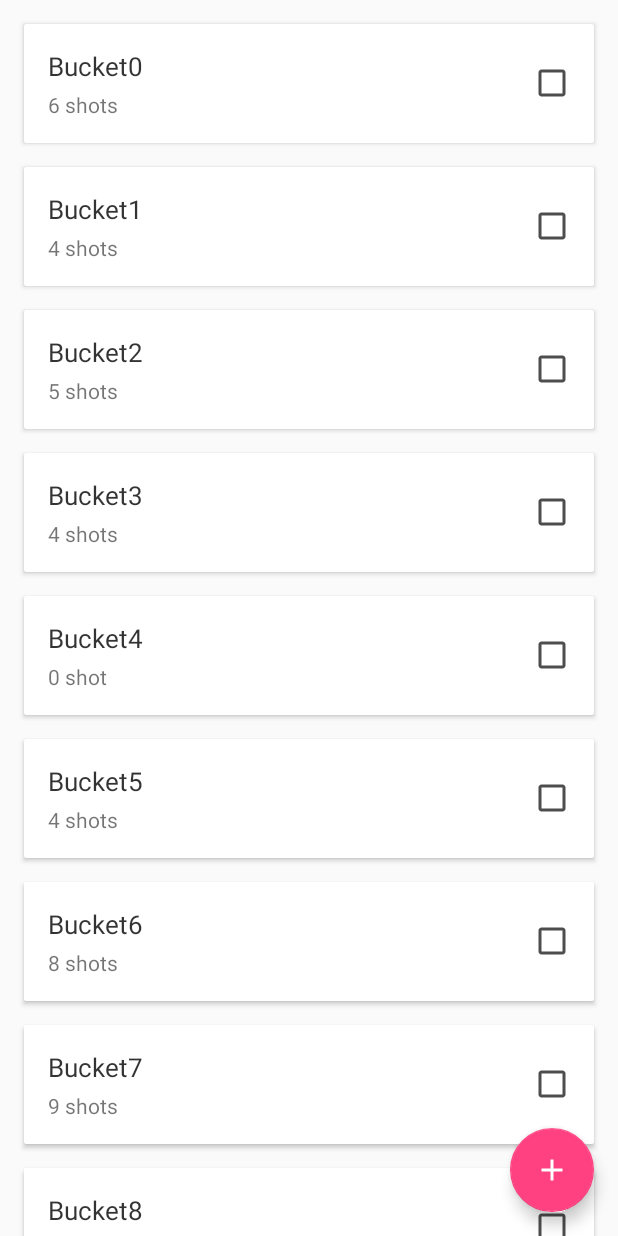
After one commit to GordonCC94/Dribbble-App, an Android app: the fragment BucketListFragment placed in its activity, on a phone screen of 412 x 824 dp. The commit adds this screen. Run offline under Robolectric (Android 15) with nearby library versions, the phone set to English and light mode, and no system bars; our stand-ins replace ButterKnife; 2 statements that could not run were skipped.

Commit message:
ShotList UI-Navigation Drawer

```diff
--- /dev/null
+++ b/app/src/main/java/com/example/chenc/ccdrible/view/bucket_list/BucketListAdapter.java
@@ -0,0 +1,53 @@
+package com.example.chenc.ccdrible.view.bucket_list;
+
+import android.support.v7.widget.RecyclerView;
+import android.view.LayoutInflater;
+import android.view.View;
+import android.view.ViewGroup;
+
+import com.example.chenc.ccdrible.R;
+import com.example.chenc.ccdrible.view.model.Bucket;
+
+import java.text.MessageFormat;
+import java.util.List;
+
+/**
+ * Created by chenc on 2017/8/24.
+ */
+
+public class BucketListAdapter extends RecyclerView.Adapter {
+
+    private List<Bucket> data;
+
+    public BucketListAdapter(List<Bucket> data) {
+        this.data = data;
+    }
+
+    @Override
+    public RecyclerView.ViewHolder onCreateViewHolder(ViewGroup parent, int viewType) {
+        View view = LayoutInflater.from(parent.getContext())
+                .inflate(R.layout.list_item_bucket, parent, false);
+        return new BucketViewHolder(view);
+    }
+
+    @Override
+    public void onBindViewHolder(RecyclerView.ViewHolder holder, int position) {
+        Bucket bucket = data.get(position);
+
+        // 0 -> 0 shot
+        // 1 -> 1 shot
+        // 2 -> 2 shots
+        String bucketShotCountString = MessageFormat.format(
+                holder.itemView.getContext().getResources().getString(R.string.shot_count),
+                bucket.shots_count);
+
+        BucketViewHolder bucketViewHolder = (BucketViewHolder) holder;
+        bucketViewHolder.bucketName.setText(bucket.name);
+        bucketViewHolder.bucketShotCount.setText(bucketShotCountString);
+    }
+
+    @Override
+    public int getItemCount() {
+        return data.size();
+    }
+}
--- /dev/null
+++ b/app/src/main/java/com/example/chenc/ccdrible/view/bucket_list/BucketListFragment.java
@@ -0,0 +1,80 @@
+package com.example.chenc.ccdrible.view.bucket_list;
+
+import android.os.Bundle;
+import android.support.annotation.Nullable;
+import android.support.design.widget.FloatingActionButton;
+import android.support.design.widget.Snackbar;
+import android.support.v4.app.Fragment;
+import android.support.v7.widget.LinearLayoutManager;
+import android.support.v7.widget.RecyclerView;
+import android.view.LayoutInflater;
+import android.view.View;
+import android.view.ViewGroup;
+
+import com.example.chenc.ccdrible.R;
+import com.example.chenc.ccdrible.view.base.SpaceItemDecoration;
+import com.example.chenc.ccdrible.view.model.Bucket;
+
+import java.util.ArrayList;
+import java.util.List;
+import java.util.Random;
+
+import butterknife.BindView;
+import butterknife.ButterKnife;
+
+/**
+ * Created by chenc on 2017/8/24.
+ */
+
+public class BucketListFragment extends Fragment {
+
+    @BindView(R.id.recycler_view)
+    RecyclerView recyclerView;
+    @BindView(R.id.fab)
+    FloatingActionButton fab;
+
+    public static BucketListFragment newInstance() {
+        return new BucketListFragment();
+    }
+
+    @Nullable
+    @Override
+    public View onCreateView(LayoutInflater inflater,
+                             @Nullable ViewGroup container,
+                             @Nullable Bundle savedInstanceState) {
+        View view = inflater.inflate(R.layout.fragment_fab_recycler_view, container, false);
+        ButterKnife.bind(this, view);
+        return view;
+    }
+
+    @Override
+    public void onViewCreated(View view, @Nullable Bundle savedInstanceState) {
+        recyclerView.setLayoutManager(new LinearLayoutManager(getContext()));
+        recyclerView.addItemDecoration(new SpaceItemDecoration(
+                getResources().getDimensionPixelSize(R.dimen.spacing_medium)));
+
+        BucketListAdapter adapter = new BucketListAdapter(fakeData());
+        recyclerView.setAdapter(adapter);
+
+        fab.setOnClickListener(new View.OnClickListener() {
+            @Override
+            public void onClick(View v) {
+                // Try replacing the root layout of R.layout.fragment_fab_recycler_view with
+                // FragmentLayout to see what Snackbar looks like
+                Snackbar.make(v, "Fab clicked", Snackbar.LENGTH_LONG).show();
+            }
+        });
+    }
+
+    private List<Bucket> fakeData() {
+        List<Bucket> bucketList = new ArrayList<>();
+        Random random = new Random();
+        for (int i = 0; i < 20; ++i) {
+            Bucket bucket = new Bucket();
+            bucket.name = "Bucket" + i;
+            bucket.shots_count = random.nextInt(10);
+            bucketList.add(bucket);
+        }
+        return bucketList;
+    }
+}
--- /dev/null
+++ b/app/src/main/java/com/example/chenc/ccdrible/view/bucket_list/BucketViewHolder.java
@@ -0,0 +1,29 @@
+package com.example.chenc.ccdrible.view.bucket_list;
+
+import android.view.View;
+import android.widget.ImageView;
+import android.widget.TextView;
+
+import com.example.chenc.ccdrible.R;
+import com.example.chenc.ccdrible.view.base.BaseViewHolder;
+
+import butterknife.BindView;
+
+/**
+ * Created by chenc on 2017/8/24.
+ */
+
+public class BucketViewHolder extends BaseViewHolder {
+
+    @BindView(R.id.bucket_layout)
+    View bucketLayout;
+    @BindView(R.id.bucket_name)
+    TextView bucketName;
+    @BindView(R.id.bucket_shot_count) TextView bucketShotCount;
+    @BindView(R.id.bucket_shot_chosen)
+    ImageView bucketChosen;
+
+    public BucketViewHolder(View itemView) {
+        super(itemView);
+    }
+}
--- /dev/null
+++ b/app/src/main/java/com/example/chenc/ccdrible/view/model/Bucket.java
@@ -0,0 +1,17 @@
+package com.example.chenc.ccdrible.view.model;
+
+import java.util.Date;
+
+/**
+ * Created by chenc on 2017/8/24.
+ */
+
+public class Bucket {
+    public String id;
+    public String name;
+    public String description;
+    public int shots_count;
+    public Date created_at;
+
+    public boolean isChoosing;
+}
--- a/app/src/main/java/com/example/chenc/ccdrible/view/view/MainActivity.java
+++ b/app/src/main/java/com/example/chenc/ccdrible/view/view/MainActivity.java
@@ -1,19 +1,40 @@
 package com.example.chenc.ccdrible.view.view;
 
+import android.content.res.Configuration;
+import android.os.Bundle;
+import android.support.design.widget.NavigationView;
+import android.support.v4.app.Fragment;
+import android.support.v4.widget.DrawerLayout;
+import android.support.v7.app.ActionBarDrawerToggle;
 import android.support.v7.app.AppCompatActivity;
-import android.os.Bundle;
+import android.view.MenuItem;
+
 
 import com.example.chenc.ccdrible.R;
+import com.example.chenc.ccdrible.view.bucket_list.BucketListFragment;
 import com.example.chenc.ccdrible.view.view.shot_list.ShotListFragment;
 
+import butterknife.BindView;
 import butterknife.ButterKnife;
 
+@SuppressWarnings("ConstantConditions")
 public class MainActivity extends AppCompatActivity {
+
+    @BindView(R.id.drawer_layout) DrawerLayout drawerLayout;
+    @BindView(R.id.drawer) NavigationView navigationView;
+
+    private ActionBarDrawerToggle drawerToggle;
 
     @Override
     protected void onCreate(Bundle savedInstanceState) {
         super.onCreate(savedInstanceState);
         setContentView(R.layout.activity_main);
+        ButterKnife.bind(this);
+
+        getSupportActionBar().setDisplayHomeAsUpEnabled(true);
+        getSupportActionBar().setHomeButtonEnabled(true);
+
+        setupDrawer();
 
         if (savedInstanceState == null) {
             getSupportFragmentManager()
@@ -22,4 +43,73 @@ public class MainActivity extends AppCompatActivity {
                     .commit();
         }
     }
+
+    @Override
+    protected void onPostCreate(Bundle savedInstanceState) {
+        super.onPostCreate(savedInstanceState);
+        drawerToggle.syncState();
+    }
+
+    @Override
+    public void onConfigurationChanged(Configuration newConfig) {
+        super.onConfigurationChanged(newConfig);
+        drawerToggle.onConfigurationChanged(newConfig);
+    }
+
+    @Override
+    public boolean onOptionsItemSelected(MenuItem item) {
+        if (drawerToggle.onOptionsItemSelected(item)) {
+            return true;
+        }
+        return super.onOptionsItemSelected(item);
+    }
+
+    private void setupDrawer() {
+        drawerToggle = new ActionBarDrawerToggle(
+                this,                  /* host Activity */
+                drawerLayout,          /* DrawerLayout object */
+                R.string.open_drawer,         /* "open drawer" description */
+                R.string.close_drawer         /* "close drawer" description */
+        );
+
+        drawerLayout.setDrawerListener(drawerToggle);
+
+        navigationView.setNavigationItemSelectedListener(new NavigationView.OnNavigationItemSelectedListener() {
+            @Override
+            public boolean onNavigationItemSelected(MenuItem item) {
+                if (item.isChecked()) {
+                    drawerLayout.closeDrawers();
+                    return true;
+                }
+
+                Fragment fragment = null;
+                switch (item.getItemId()) {
+                    case R.id.drawer_item_home:
+                        fragment = ShotListFragment.newInstance();
+                        setTitle(R.string.title_home);
+                        break;
+                    case R.id.drawer_item_likes:
+                        fragment = ShotListFragment.newInstance();
+                        setTitle(R.string.title_likes);
+                        break;
+                    case R.id.drawer_item_buckets:
+                        fragment = BucketListFragment.newInstance();
+                        setTitle(R.string.title_buckets);
+                        break;
+                }
+
+                drawerLayout.closeDrawers();
+
+                if (fragment != null) {
+                    getSupportFragmentManager()
+                            .beginTransaction()
+                            .replace(R.id.fragment_container, fragment)
+                            .commit();
+                    return true;
+                }
+
+                return false;
+            }
+        });
+    }
 }
--- /dev/null
+++ b/app/src/main/res/drawable/ic_add_white_24dp.xml
@@ -0,0 +1,4 @@
+<?xml version="1.0" encoding="UTF-8" standalone="no"?>
+<vector xmlns:android="http://schemas.android.com/apk/res/android" android:height="24dp" android:viewportHeight="24.0" android:viewportWidth="24.0" android:width="24dp">
+    <path android:fillColor="#FFFFFF" android:pathData="M19,13h-6v6h-2v-6H5v-2h6V5h2v6h6v2z"/>
+</vector>
--- /dev/null
+++ b/app/src/main/res/drawable/ic_check_box_outline_blank_black_24dp.xml
@@ -0,0 +1,5 @@
+<vector android:alpha="0.70" android:height="24dp"
+    android:viewportHeight="24.0" android:viewportWidth="24.0"
+    android:width="24dp" xmlns:android="http://schemas.android.com/apk/res/android">
+    <path android:fillColor="#FF000000" android:pathData="M19,5v14H5V5h14m0,-2H5c-1.1,0 -2,0.9 -2,2v14c0,1.1 0.9,2 2,2h14c1.1,0 2,-0.9 2,-2V5c0,-1.1 -0.9,-2 -2,-2z"/>
+</vector>
--- /dev/null
+++ b/app/src/main/res/drawable/ic_favorite_black_18px.xml
@@ -0,0 +1,4 @@
+<?xml version="1.0" encoding="UTF-8" standalone="no"?>
+<vector xmlns:android="http://schemas.android.com/apk/res/android" android:height="18dp" android:viewportHeight="24.0" android:viewportWidth="24.0" android:width="18dp">
+    <path android:fillColor="#000000" android:pathData="M12,21.35l-1.45,-1.32C5.4,15.36 2,12.28 2,8.5 2,5.42 4.42,3 7.5,3c1.74,0 3.41,0.81 4.5,2.09C13.09,3.81 14.76,3 16.5,3 19.58,3 22,5.42 22,8.5c0,3.78 -3.4,6.86 -8.55,11.54L12,21.35z"/>
+</vector>
--- /dev/null
+++ b/app/src/main/res/drawable/ic_home_black_18px.xml
@@ -0,0 +1,4 @@
+<?xml version="1.0" encoding="UTF-8" standalone="no"?>
+<vector xmlns:android="http://schemas.android.com/apk/res/android" android:height="18dp" android:viewportHeight="24.0" android:viewportWidth="24.0" android:width="18dp">
+    <path android:fillColor="#000000" android:pathData="M10,20v-6h4v6h5v-8h3L12,3 2,12h3v8z"/>
+</vector>
--- /dev/null
+++ b/app/src/main/res/drawable/ic_inbox_black_18px.xml
@@ -0,0 +1,4 @@
+<?xml version="1.0" encoding="UTF-8" standalone="no"?>
+<vector xmlns:android="http://schemas.android.com/apk/res/android" android:height="18dp" android:viewportHeight="24.0" android:viewportWidth="24.0" android:width="18dp">
+    <path android:fillColor="#000000" android:pathData="M19,3L4.99,3c-1.11,0 -1.98,0.89 -1.98,2L3,19c0,1.1 0.88,2 1.99,2L19,21c1.1,0 2,-0.9 2,-2L21,5c0,-1.11 -0.9,-2 -2,-2zM19,15h-4c0,1.66 -1.35,3 -3,3s-3,-1.34 -3,-3L4.99,15L4.99,5L19,5v10z"/>
+</vector>
--- a/app/src/main/res/layout/activity_main.xml
+++ b/app/src/main/res/layout/activity_main.xml
@@ -13,6 +13,12 @@
         android:layout_width="match_parent"
         android:layout_height="match_parent" />
 
-
+    <android.support.design.widget.NavigationView
+        android:id="@+id/drawer"
+        android:layout_width="wrap_content"
+        android:layout_height="match_parent"
+        android:layout_gravity="start"
+        app:headerLayout="@layout/nav_header"
+        app:menu="@menu/drawer_menu" />
 
 </android.support.v4.widget.DrawerLayout>
--- /dev/null
+++ b/app/src/main/res/layout/fragment_fab_recycler_view.xml
@@ -0,0 +1,20 @@
+<?xml version="1.0" encoding="utf-8"?>
+<android.support.design.widget.CoordinatorLayout
+    xmlns:android="http://schemas.android.com/apk/res/android"
+    android:layout_width="match_parent"
+    android:layout_height="wrap_content">
+
+    <android.support.v7.widget.RecyclerView
+        android:id="@+id/recycler_view"
+        android:layout_width="match_parent"
+        android:layout_height="wrap_content"/>
+
+    <android.support.design.widget.FloatingActionButton
+        android:id="@+id/fab"
+        android:layout_width="wrap_content"
+        android:layout_height="wrap_content"
+        android:layout_gravity="bottom|end"
+        android:layout_margin="@dimen/fab_margin"
+        android:src="@drawable/ic_add_white_24dp" />
+
+</android.support.design.widget.CoordinatorLayout>
--- /dev/null
+++ b/app/src/main/res/layout/list_item_bucket.xml
@@ -0,0 +1,52 @@
+<?xml version="1.0" encoding="utf-8"?>
+<android.support.v7.widget.CardView
+    xmlns:android="http://schemas.android.com/apk/res/android"
+    xmlns:tools="http://schemas.android.com/tools"
+    android:layout_width="match_parent"
+    android:layout_height="wrap_content">
+
+    <RelativeLayout
+        xmlns:tools="http://schemas.android.com/tools"
+        android:orientation="vertical"
+        android:layout_width="match_parent"
+        android:layout_height="wrap_content"
+        android:padding="@dimen/spacing_medium"
+        android:background="@android:color/white">
+
+        <TextView
+            android:id="@+id/bucket_name"
+            android:layout_width="wrap_content"
+            android:layout_height="wrap_content"
+            android:layout_alignParentLeft="true"
+            android:layout_toLeftOf="@+id/bucket_shot_chosen"
+            android:textColor="#cc000000"
+            android:textSize="17sp"
+            tools:text="Bucket name"/>
+
+        <TextView
+            android:id="@+id/bucket_shot_count"
+            android:layout_width="wrap_content"
+            android:layout_height="wrap_content"
+            android:layout_marginTop="@dimen/spacing_xsmall"
+            android:layout_alignParentLeft="true"
+            android:layout_toLeftOf="@+id/bucket_shot_chosen"
+            android:layout_below="@+id/bucket_name"
+            tools:text="90 shots"/>
+
+        <ImageView
+            android:id="@+id/bucket_shot_chosen"
+            android:layout_width="wrap_content"
+            android:layout_height="wrap_content"
+            android:src="@drawable/ic_check_box_outline_blank_black_24dp"
+            android:layout_alignParentRight="true"
+            android:layout_centerVertical="true"/>
+
+    </RelativeLayout>
+
+    <View
+        android:id="@+id/bucket_layout"
+        android:layout_width="match_parent"
+        android:layout_height="match_parent"
+        android:background="?attr/selectableItemBackground"/>
+
+</android.support.v7.widget.CardView>
--- /dev/null
+++ b/app/src/main/res/layout/nav_header.xml
@@ -0,0 +1,19 @@
+<?xml version="1.0" encoding="utf-8"?>
+<LinearLayout
+    xmlns:android="http://schemas.android.com/apk/res/android"
+    android:orientation="vertical"
+    android:layout_width="match_parent"
+    android:layout_height="match_parent"
+    android:paddingTop="@dimen/spacing_large"
+    android:paddingBottom="@dimen/spacing_medium"
+    android:paddingLeft="@dimen/spacing_large"
+    android:paddingRight="@dimen/spacing_large">
+
+    <TextView
+        android:layout_width="wrap_content"
+        android:layout_height="wrap_content"
+        android:id="@+id/nav_head_login_btn"
+        android:text="@string/app_name"
+        style="@style/AppTheme.TextView.Clickable"/>
+
+</LinearLayout>
--- /dev/null
+++ b/app/src/main/res/menu/drawer_menu.xml
@@ -0,0 +1,25 @@
+<?xml version="1.0" encoding="utf-8"?>
+<menu xmlns:android="http://schemas.android.com/apk/res/android">
+
+    <group android:checkableBehavior="single">
+        <item
+            android:id="@+id/drawer_item_home"
+            android:checked="true"
+            android:icon="@drawable/ic_home_black_18px"
+            android:title="@string/drawer_menu_home"/>
+
+        <item
+            android:id="@+id/drawer_item_likes"
+            android:icon="@drawable/ic_favorite_black_18px"
+            android:title="@string/drawer_menu_likes"/>
+
+        <item
+            android:id="@+id/drawer_item_buckets"
+            android:icon="@drawable/ic_inbox_black_18px"
+            android:title="@string/drawer_menu_buckets"/>
+
+
+
+    </group>
+
+</menu>
--- a/app/src/main/res/values/dimens.xml
+++ b/app/src/main/res/values/dimens.xml
@@ -10,4 +10,5 @@
     <dimen name="spacing_medium_small">12dp</dimen>
     <dimen name="spacing_medium">16dp</dimen>
     <dimen name="spacing_large">24dp</dimen>
+    <dimen name="fab_margin">16dp</dimen>
 </resources>
--- a/app/src/main/res/values/strings.xml
+++ b/app/src/main/res/values/strings.xml
@@ -4,4 +4,13 @@
     <string name="activity_login_btn_text">Log into Dribbble</string>
     <string name="auth_activity_title">Log into Dribbble</string>
     <string name="shot_image">Shot image</string>
+    <string name="drawer_menu_home">Home</string>
+    <string name="drawer_menu_likes">Likes</string>
+    <string name="drawer_menu_buckets">Buckets</string>
+    <string name="open_drawer">open drawer</string>
+    <string name="close_drawer">close drawer</string>
+    <string name="title_home">Dribbble</string>
+    <string name="title_likes">Likes</string>
+    <string name="title_buckets">Buckets</string>
+    <string name="shot_count">{0,choice,0#0 shot|1#1 shot|1&lt;{0} shots}</string>
 </resources>
```
